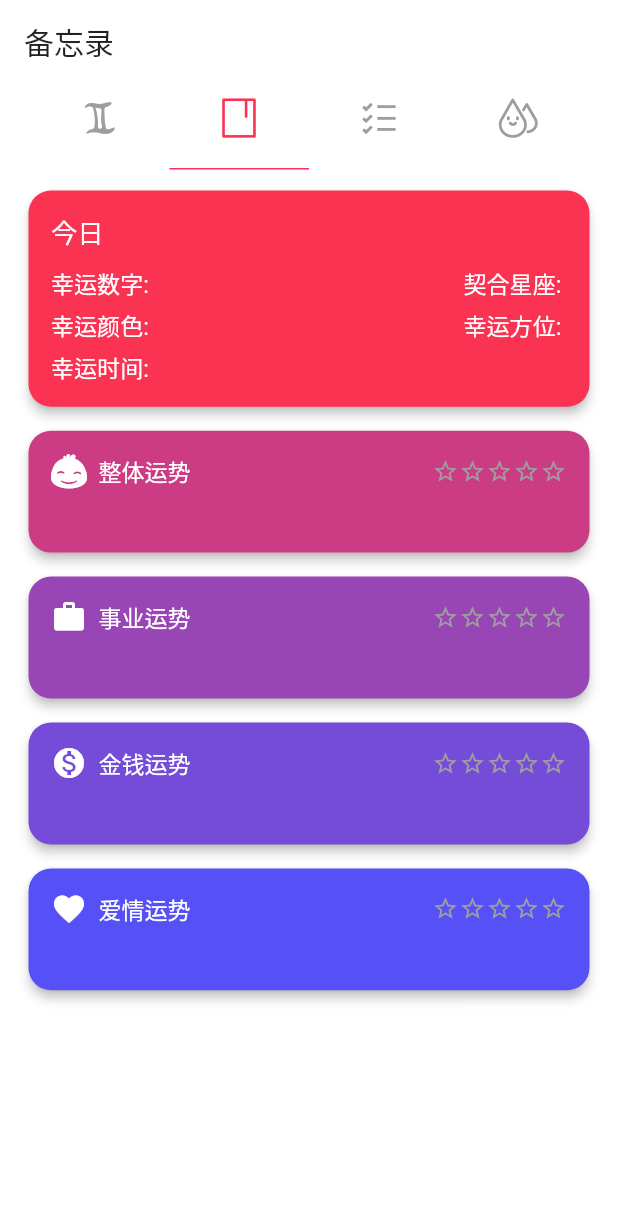
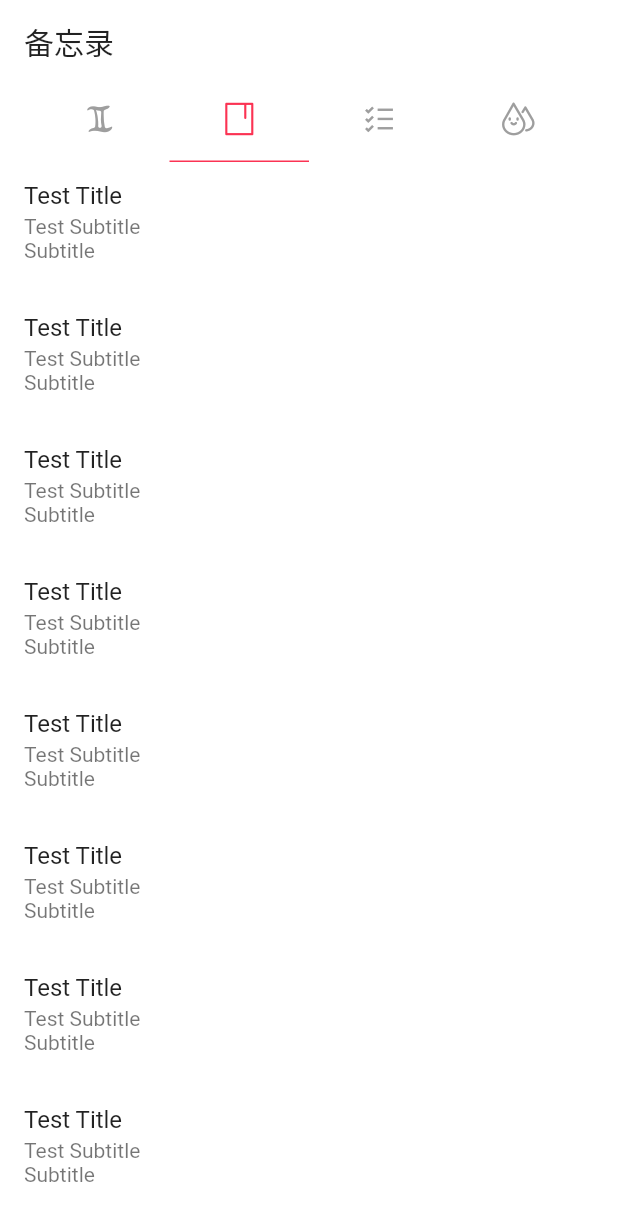
Before and after one commit to wanglu1209/OurNote, a Flutter app: the MainRoute screen opened directly, tab 2 chosen, on a phone screen of 412 x 824 dp. Shown: the top 1221 px of the screen. Run offline on Flutter 3.47's test engine with Material 2 defaults, Android fonts, the phone set to English and light mode, and no system bars; drawn by our look-alikes of flutter_rating; our stand-ins replace convert, dio, flutter_screenutil, flutter_spinkit, fluttertoast; network calls fail.

Commit message:
增加了备忘录页面和需要的库

```diff
--- a/our_note/lib/common/HeroTags.dart
+++ b/our_note/lib/common/HeroTags.dart
@@ -1,3 +1,4 @@
 class HeroTags {
   static const String LOGIN_TO_MAIN = "LOGIN_TO_MAIN";
+  static const String NOTE_ITEM = "NOTE_ITEM";
 }
--- a/our_note/lib/ui/MainRoute.dart
+++ b/our_note/lib/ui/MainRoute.dart
@@ -1,31 +1,32 @@
 import 'package:flutter/material.dart';
 import 'package:our_note/common/MyIcons.dart';
 import 'package:our_note/ui/Constellation/ConstellationPage.dart';
+import 'package:our_note/ui/Note/NotePage.dart';
 
 class MainRoute extends StatefulWidget {
   final List<Tab> tabs = <Tab>[
     Tab(
       child: Icon(
         MyIcons.constellation,
-        size: 30.0,
+        size: 25.0,
       ),
     ),
     Tab(
       child: Icon(
         MyIcons.memorandum,
-        size: 30.0,
+        size: 25.0,
       ),
     ),
     Tab(
       child: Icon(
         MyIcons.todo,
-        size: 30.0,
+        size: 25.0,
       ),
     ),
     Tab(
       child: Icon(
         MyIcons.menses,
-        size: 30.0,
+        size: 25.0,
       ),
     ),
   ];
@@ -79,7 +80,7 @@ class _MainRouteState extends State<MainRoute>
                 labelColor: Theme.of(context).primaryColor,
                 unselectedLabelColor: Colors.grey,
                 indicatorWeight: 1,
-                labelPadding: EdgeInsets.only(bottom: 10.0),
+                labelPadding: EdgeInsets.only(bottom: 5.0),
                 tabs: widget.tabs,
                 isScrollable: false,
               ),
@@ -87,7 +88,7 @@ class _MainRouteState extends State<MainRoute>
             Expanded(
               child: TabBarView(controller: _tabController, children: <Widget>[
                 ConstellationPage(),
-                ConstellationPage(),
+                NotePage(),
                 ConstellationPage(),
                 ConstellationPage()
               ]),
--- /dev/null
+++ b/our_note/lib/ui/Note/NoteItemWidget.dart
@@ -0,0 +1,24 @@
+import 'package:flutter/material.dart';
+import 'package:our_note/ui/Note/NoteDetailPage.dart';
+
+class NoteItemWidget extends StatelessWidget {
+  final String title;
+  final String subtitle;
+  final int index;
+
+  NoteItemWidget(this.title, this.subtitle, this.index);
+
+  @override
+  Widget build(BuildContext context) {
+    return ListTile(
+      title: Text('Test Title'),
+      subtitle: Text('Test Subtitle\nSubtitle'),
+      isThreeLine: true,
+      onTap: () {
+        Navigator.of(context).push(MaterialPageRoute(builder: (context) {
+          return NoteDetailPage('Test Title', 'Test Subtitle\nSubtitle');
+        }));
+      },
+    );
+  }
+}
--- /dev/null
+++ b/our_note/lib/ui/Note/NotePage.dart
@@ -0,0 +1,45 @@
+import 'package:flutter/material.dart';
+import 'package:our_note/ui/Note/NoteItemWidget.dart';
+
+class NotePage extends StatefulWidget {
+  @override
+  _NotePageState createState() => _NotePageState();
+}
+
+class _NotePageState extends State<NotePage> {
+  @override
+  Widget build(BuildContext context) {
+    return Scaffold(
+        body: Container(
+      color: Colors.white,
+      child: ListView.builder(
+          itemCount: 10,
+          itemBuilder: (context, index) {
+            return Dismissible(
+                onDismissed: (direction) {
+                  Scaffold.of(context).showSnackBar(SnackBar(
+                    content: Text('删除了第$index个item'),
+                    action: SnackBarAction(label: '撤回', onPressed: () {}),
+                  ));
+                },
+                background: Container(
+                  alignment: Alignment.center,
+                  color: Colors.red,
+                  child: ListTile(
+                      leading:
+                          Icon(Icons.delete, color: Colors.white, size: 36.0)),
+                ),
+                secondaryBackground: Container(
+                  alignment: Alignment.center,
+                  color: Colors.red,
+                  child: ListTile(
+                      trailing:
+                          Icon(Icons.delete, color: Colors.white, size: 36.0)),
+                ),
+                key: Key(index.toString()),
+                child: NoteItemWidget(
+                    'Test Title', 'Test Subtitle\nSubtitle', index));
+          }),
+    ));
+  }
+}
--- a/our_note/pubspec.yaml
+++ b/our_note/pubspec.yaml
@@ -25,6 +25,8 @@ dependencies:
   json_annotation: ^2.0.0
   flutter_rating: ^0.0.2
   flutter_screenutil: ^0.4.2
+  camera: ^0.2.6
+  image_picker: ^0.4.10
 
 
 dev_dependencies:
```
Also changed, not shown: our_note/lib/ui/Note/NoteDetailPage.dart (added, +53 -0 lines).
